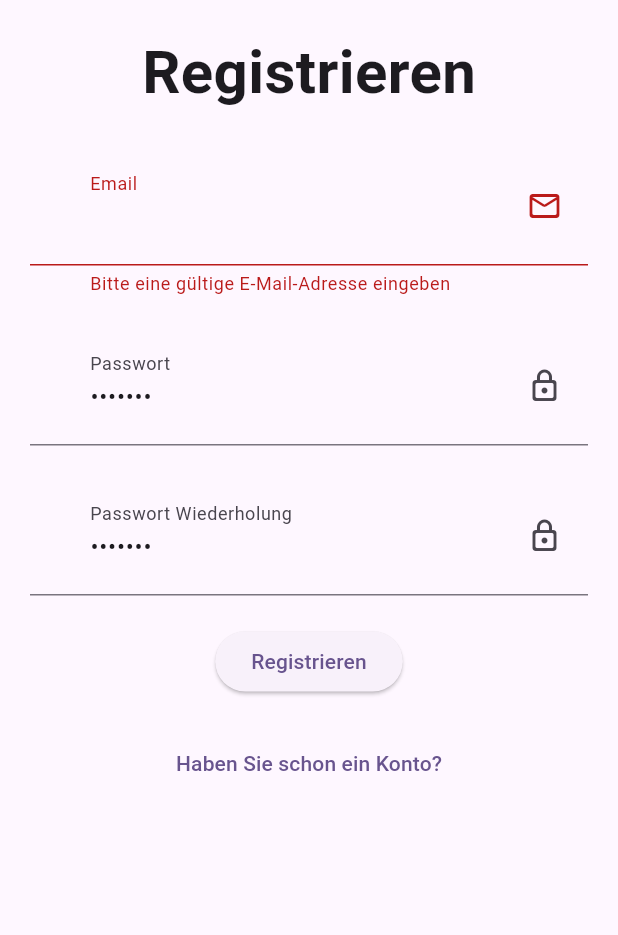
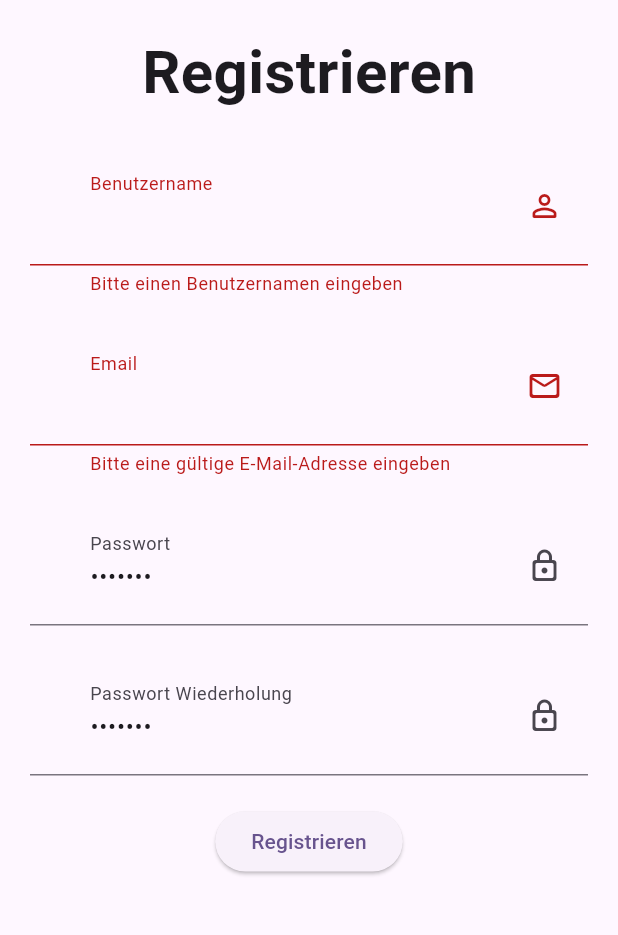
Before and after one commit to mrkaplan0/timetracker, a Flutter app: the RegisterPage screen opened directly, after a tap on "Registrieren", on a phone screen of 412 x 824 dp, the part 300-1235 px from its top. Run offline on Flutter 3.47's test engine with Material 3 defaults, Android fonts, the phone set to English and light mode, and no system bars; our stand-ins replace flutter_animate, flutter_riverpod; missing offline and left inert: liquid_glass_renderer.

Commit message:
feat: Enhance RegisterPage with username field and add AddTimeEntryPage

```diff
--- a/lib/pages/auth/register_page.dart
+++ b/lib/pages/auth/register_page.dart
@@ -5,7 +5,7 @@ import 'package:timetracker/utils/consts.dart';
 
 class RegisterPage extends ConsumerWidget {
   RegisterPage({super.key});
-  late String _password, _email, _verifyPasswort;
+  late String _password, _email, _verifyPasswort, _username;
   final String _invalidPassword =
       "Das Passwort muss mindestens 6 Zeichen lang sein";
   final String _passwordLabelText = 'Passwort';
@@ -41,6 +41,31 @@ class RegisterPage extends ConsumerWidget {
                   const Text(
                     'Registrieren',
                     style: MyConsts.myBigTitleTextStyle,
+                  ),
+
+                  TextFormField(
+                    decoration: const InputDecoration(
+                      labelText: 'Benutzername',
+                      floatingLabelBehavior: FloatingLabelBehavior.always,
+                      contentPadding: EdgeInsets.symmetric(
+                        horizontal: 40,
+                        vertical: 20,
+                      ),
+                      suffixIcon: Padding(
+                        padding: EdgeInsets.fromLTRB(0, 10, 10, 10),
+                        child: Icon(Icons.person_outline_rounded),
+                      ),
+                    ),
+                    validator: (value) {
+                      _username = value!;
+                      return value.isEmpty
+                          ? 'Bitte einen Benutzernamen eingeben'
+                          : null;
+                    },
+                    onSaved: (String? value) {
+                      _username = value!;
+                    },
+                    keyboardType: TextInputType.text,
                   ),
 
                   TextFormField(
--- a/lib/pages/landing_page.dart
+++ b/lib/pages/landing_page.dart
@@ -1,8 +1,6 @@
 import 'package:flutter/material.dart';
 import 'package:flutter_riverpod/flutter_riverpod.dart';
-import 'package:timetracker/pages/auth/login_page.dart';
 import 'package:timetracker/pages/dashboard/user_dashboard.dart';
-import 'package:timetracker/pages/splash/splash_screen.dart';
 
 class LandingPage extends ConsumerWidget {
   const LandingPage({super.key});
```
Also changed, not shown: lib/pages/dashboard/user_dashboard.dart (+6 -2 lines), lib/pages/time_entries/add_time_entry.dart (added, +186 -0 lines).
